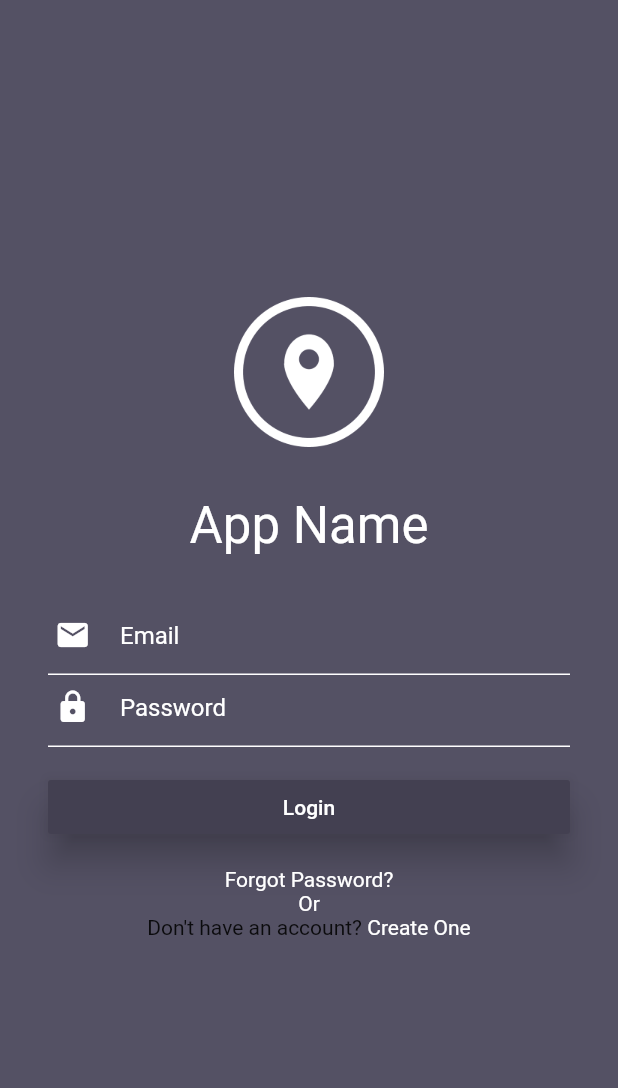
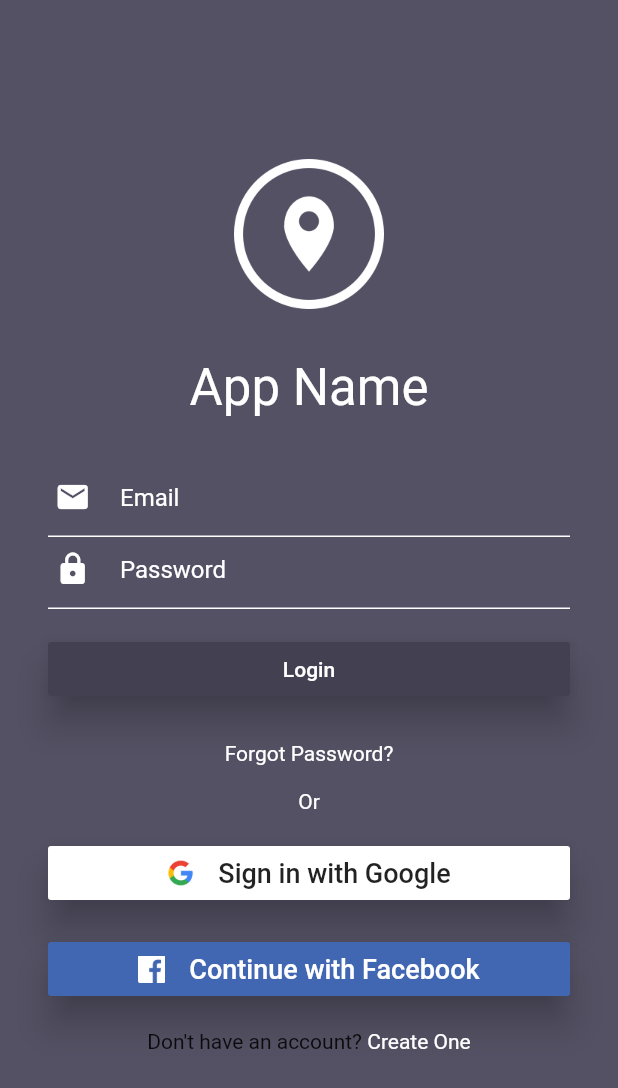
Before and after one commit to mbennett4478/inventoryApp, a Flutter app: the screen it shows after launch, on a phone screen of 412 x 824 dp. Shown: the top 1088 px of the screen. Run offline on Flutter 3.47's test engine with Material 2 defaults, Android fonts, the phone set to English and light mode, and no system bars.

Commit message:
Login page layout added without the functionality

```diff
--- a/lib/scenes/auth/auth.dart
+++ b/lib/scenes/auth/auth.dart
@@ -1,6 +1,8 @@
 import 'package:flutter/cupertino.dart';
 import 'package:flutter/material.dart';
 import 'package:inventory/widgets/commonButton.dart';
+import 'package:inventory/widgets/facebook.dart';
+import 'package:inventory/widgets/google.dart';
 import 'package:inventory/widgets/input.dart';
 
 class Auth extends StatelessWidget {
@@ -66,7 +68,9 @@ class Auth extends StatelessWidget {
                 ),
               ),
             ),
-            InkWell(
+            Padding(
+              padding: const EdgeInsets.all(8),
+              child: InkWell(
                 child: Text(
                   'Forgot Password?',
                   style: TextStyle(color: Colors.white),
@@ -75,11 +79,26 @@ class Auth extends StatelessWidget {
                   print('Make the on tap method do something');
                 },
               ),
-            Text(
+            ),
+            Padding(
+              padding: const EdgeInsets.only(top: 8, left: 8, right: 8),
+              child: Text(
                 'Or',
                 style: TextStyle(color: Colors.white),
               ),
-            Row(
+            ),
+            Container(
+              padding: const EdgeInsets.only(left: 32, right: 32),
+              child: Column(
+                children: <Widget>[
+                  GoogleButton(),
+                  FacebookButton(),
+                ],
+              ),
+            ),
+            Padding(
+              padding: const EdgeInsets.all(16),
+              child: Row(
                 mainAxisAlignment: MainAxisAlignment.center,
                 children: <Widget>[
                   Text("Don't have an account? "),
@@ -94,6 +113,7 @@ class Auth extends StatelessWidget {
                   ),
                 ],
               ),
+            ),
           ],
         ),
       ),
--- /dev/null
+++ b/lib/widgets/facebook.dart
@@ -0,0 +1,48 @@
+import 'package:flutter/cupertino.dart';
+import 'package:flutter/material.dart';
+
+class FacebookButton extends StatelessWidget {
+  FacebookButton({
+    this.onPressed,
+  });
+
+  final VoidCallback onPressed;
+
+  @override
+  Widget build(BuildContext context) {
+      return Padding(
+        padding: const EdgeInsets.only(top: 16),
+        child: ButtonTheme(
+          minWidth: double.infinity,
+          child: RaisedButton(
+            color: Color(0xFF4267B2),
+            elevation: 10,
+            child: Row(
+              mainAxisAlignment: MainAxisAlignment.center,
+              children: <Widget>[
+                Padding(
+                  padding: const EdgeInsets.only(right: 16),
+                  child: Image.asset(
+                    'images/facebook-logo.png',
+                    height: 18,
+                    width: 18,
+                  ),
+                ),
+                Text(
+                  'Continue with Facebook',
+                  style: TextStyle(
+                    color: Colors.white,
+                    fontSize: 18,
+                  ),
+                ),
+              ],
+            ),
+            onPressed: () {
+              print('Google button pressed');
+            },
+          ),
+        ),
+      );
+//    );
+  }
+}
--- /dev/null
+++ b/lib/widgets/google.dart
@@ -0,0 +1,46 @@
+import 'package:flutter/cupertino.dart';
+import 'package:flutter/material.dart';
+
+class GoogleButton extends StatelessWidget {
+  GoogleButton({
+    this.onPressed,
+  });
+
+  final VoidCallback onPressed;
+
+  @override
+  Widget build(BuildContext context) {
+    return Padding(
+      padding: const EdgeInsets.only(top: 16),
+      child: ButtonTheme(
+        minWidth: double.infinity,
+        child: RaisedButton(
+          elevation: 10,
+          color: Colors.white,
+          child: Row(
+            mainAxisAlignment: MainAxisAlignment.center,
+            children: <Widget>[
+              Padding(
+                padding: const EdgeInsets.only(right: 16),
+                child: Image.asset(
+                  'images/google-logo.png',
+                  height: 18,
+                  width: 18,
+                ),
+              ),
+              Text(
+                'Sign in with Google',
+                style: TextStyle(
+                  fontSize: 18,
+                ),
+              ),
+            ],
+          ),
+          onPressed: () {
+            print('Google button pressed');
+          },
+        ),
+      ),
+    );
+  }
+}
--- a/pubspec.yaml
+++ b/pubspec.yaml
@@ -44,6 +44,8 @@ flutter:
   # To add assets to your application, add an assets section, like this:
   assets:
     - images/logo.png
+    - images/google-logo.png
+    - images/facebook-logo.png
   #  - images/a_dot_burr.jpeg
   #  - images/a_dot_ham.jpeg
 
```
Also changed, not shown: images/facebook-logo.png (added), images/google-logo.png (added). Lines whose indentation alone changed are shown as unchanged.
